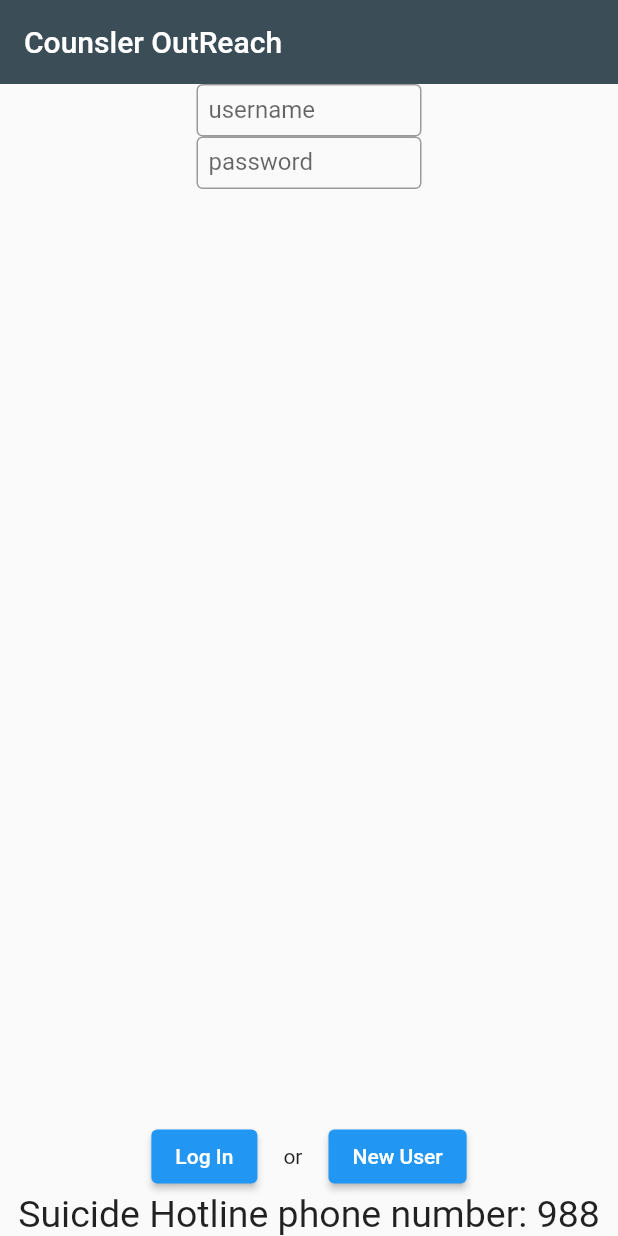
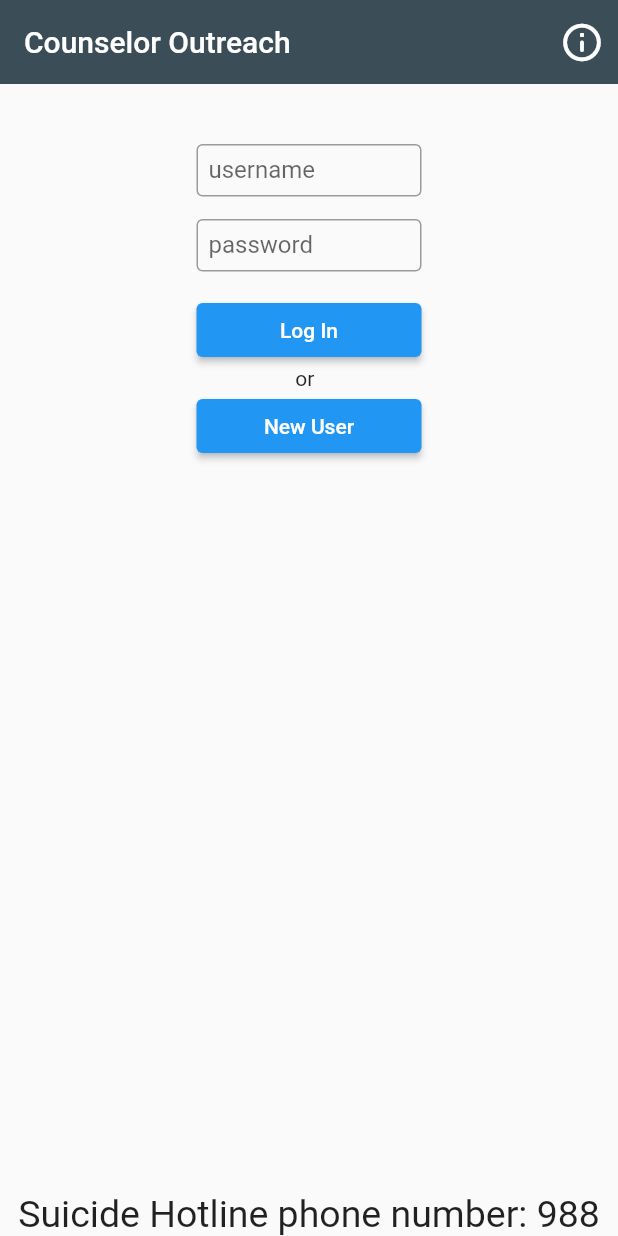
Before and after one commit to bwareing/senior_project, a Flutter app: the screen it shows after launch, on a phone screen of 412 x 824 dp. Run offline on Flutter 3.47's test engine with Material 2 defaults, Android fonts, the phone set to English and light mode, and no system bars; missing offline and left inert: dart:html.

Commit message:
made a link from homepage to our story page

```diff
--- a/lib/views/screens/homepage.dart
+++ b/lib/views/screens/homepage.dart
@@ -1,4 +1,8 @@
+import 'dart:html';
+
 import 'package:flutter/material.dart';
+import 'package:my_app/views/screens/aboutus.dart';
+
 
 class Loginin extends StatefulWidget{
   @override
@@ -10,12 +14,23 @@ class Loginin extends StatefulWidget{
     Widget build(BuildContext context){
       return Scaffold(
         appBar: AppBar(
-          title: const Text('Counsler OutReach'),
+          title: const Text('Counselor Outreach'),
+          actions: [
+            IconButton(
+              iconSize: 30,
+              icon: const Icon(Icons.info_outline_rounded),
+              onPressed: () {
+                Navigator.push(context,
+                MaterialPageRoute(builder:(context)=>  OurStory()));
+              },)
+          ],
           elevation: 0,
           backgroundColor: Color.fromARGB(255, 59, 77, 86),
 
+
         ),
-        body: Column(
+        body: Center(
+        child:Column(
           mainAxisAlignment: MainAxisAlignment.center,
           crossAxisAlignment: CrossAxisAlignment.center,
           children: [
@@ -23,6 +38,7 @@ class Loginin extends StatefulWidget{
             child: SizedBox(
               width: 150,
               child: ListView(children:[
+                SizedBox(height: 40,),
                 TextFormField(
                   decoration: const InputDecoration(
                     border:  OutlineInputBorder(),
@@ -32,6 +48,7 @@ class Loginin extends StatefulWidget{
 
                   ) ,
                 ),
+                SizedBox(height: 15,),
                 TextFormField(
                   decoration: const InputDecoration(
                     border: OutlineInputBorder(),
@@ -43,27 +60,22 @@ class Loginin extends StatefulWidget{
 
                   ),
                 ),
+              SizedBox(height: 15,),
+              ElevatedButton(onPressed:() {} , child: Text('Log In')),
+              Text('                   or'),
+              ElevatedButton(onPressed: () {}, child: Text('New User'))
               ],),
             ),
           ),
-            Row(
-              mainAxisAlignment: MainAxisAlignment.center,
-              crossAxisAlignment: CrossAxisAlignment.center,
-              children: [
-              ElevatedButton(onPressed:() {} , child: Text('Log In')),
-              Text('     or     '),
-              ElevatedButton(onPressed: () {}, child: Text('New User'))
-              ],
 
-            ),
 
-            Text(
+            const Text(
               "Suicide Hotline phone number: 988",
               style:TextStyle(fontSize: 25),
               ),
             ],
         ),
-
+        ),
       );
     }
   }
```
Also changed, not shown: lib/views/screens/aboutus.dart (added, +24 -0 lines).
